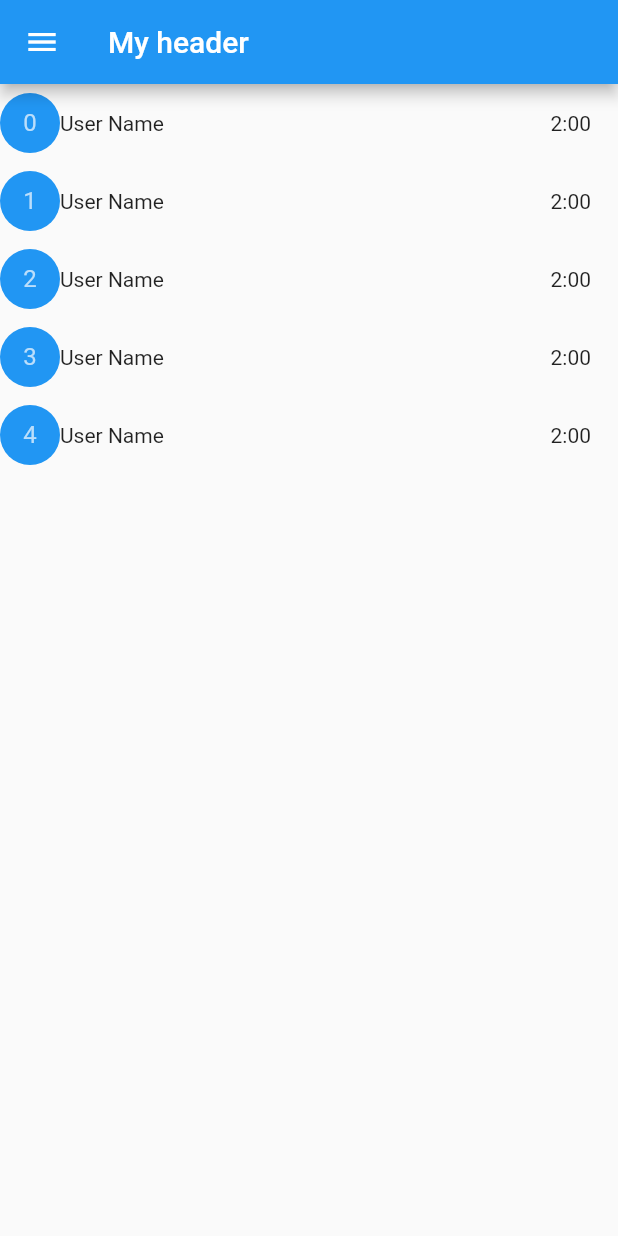
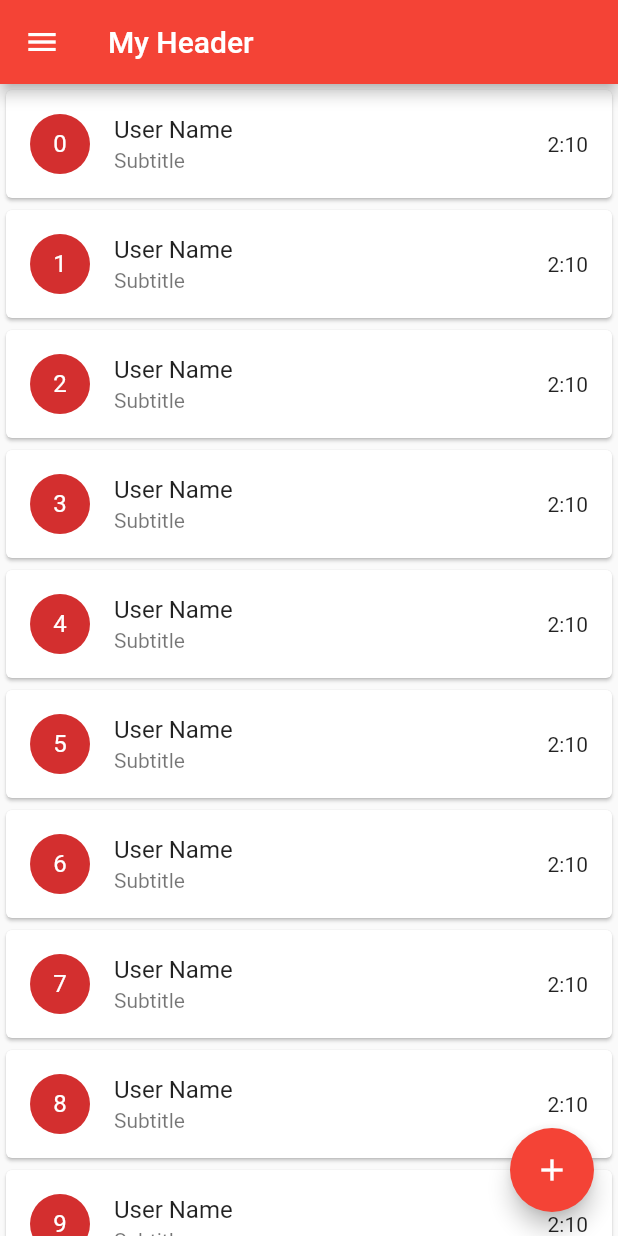
Before and after one commit to NIX369/Flutter-Basics, a Flutter app: the screen it shows after launch, on a phone screen of 412 x 824 dp. Run offline on Flutter 3.47's test engine with Material 2 defaults, Android fonts, the phone set to English and light mode, and no system bars.

Commit message:
Flutter_Whatsapp layout

```diff
--- a/lib/main.dart
+++ b/lib/main.dart
@@ -1,39 +1,71 @@
 import 'package:flutter/material.dart';
 
 void main() {
-      runApp(MaterialApp(title: "my new app",home: HomeWidget()));
+  runApp(MaterialApp(
+      title: "My New App",
+      theme: ThemeData(primarySwatch: Colors.red, brightness: Brightness.light),
+      home: HomeWidget()
+  ));
 
 }
-      class HomeWidget extends StatelessWidget{
+
+class HomeWidget extends StatelessWidget {
   @override
-      Widget build(BuildContext context){
+  Widget build(BuildContext context) {
     return Scaffold(
       drawer: Drawer(),
+      //backgroundColor: Colors.cyan,
       appBar: AppBar(
-      title: Text("My header"),
+        title: Text("My Header"),
       ),
-      body:ListView.builder(itemCount:5,
-          itemBuilder:(context,index){
-        return Row(
-          mainAxisAlignment: MainAxisAlignment.spaceBetween,
-        children:[
-          Row(
-
-        children: <Widget>[
-          CircleAvatar(backgroundColor: Colors.blue,
+      body: ListView.builder(
+        itemCount: 50,
+        itemBuilder: (context,index){
+          return Card(
+            child: ListTile(
+              leading: CircleAvatar(
                 child: Text("$index"),
               ),
-        Text("User Name"),
-        ],
+              trailing: Text("2:10"),
+              title: Text("User Name"),
+              subtitle: Text("Subtitle"),
+            ),);
+
+          // return Row(
+          //   mainAxisAlignment: MainAxisAlignment.spaceBetween,
+          //   children: [
+          //     Row(
+          //       children:     <Widget>[
+          //         CircleAvatar(
+          //           backgroundColor: Colors.blue,
+          //           child: Text("$index"),
+          //         ),
+          //         Column(
+          //           children: <Widget>[
+          //             Padding(
+          //               padding: const EdgeInsets.all(top:8.0,left:
+          //                 Text("User Name"),
+          //               )
+
+
+          //             ),
+          //             Text("")
+          //           ],
+          //         ),
+          //       ],
+          //      ),
+          //      Padding(
+          //        padding: const EdgeInsets.all(18.0),
+          //        child: Text("2:10"),
+          //      )
+          //     ],
+          //   );
+        },
       ),
-        Padding(
-          padding: const EdgeInsets.all(18.0),
-          child: Text("2:00"),
-        )
-        ],
 
-        );
-      })
+      floatingActionButton: FloatingActionButton(
+        onPressed: (){},
+        child: Icon(Icons.add),),
     );
   }
 }
```
Lines whose indentation alone changed are shown as unchanged.
